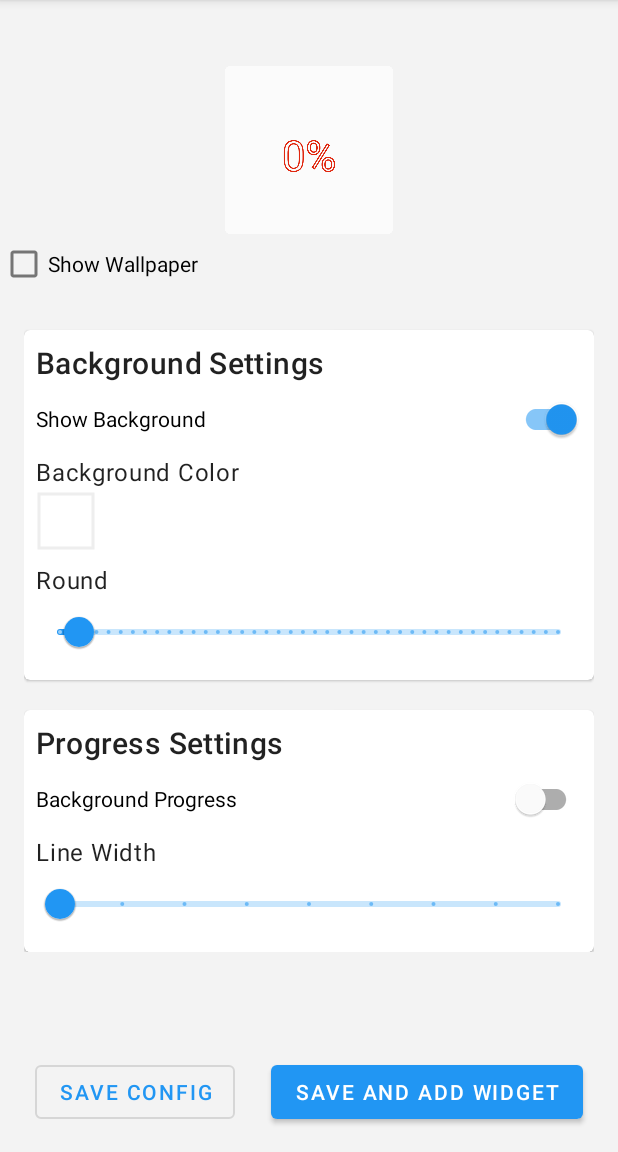
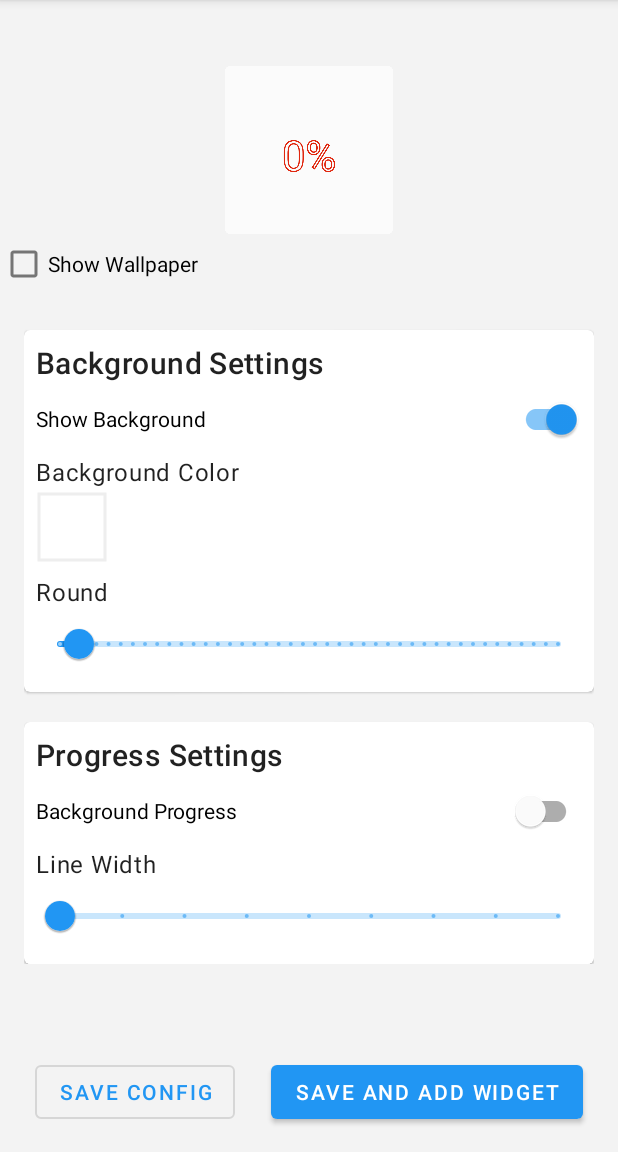
Before and after one commit to xckevin/AndroidBatteryWidget, an Android app: the screen it shows after launch (MainActivity), on a phone screen of 412 x 824 dp, the part 84-1236 px from its top. Run offline under Robolectric (Android 15) with nearby library versions, the phone set to English and light mode, and no system bars; libraries missing offline, so code that uses them is left out: com.alibaba.fastjson, com.flask.colorpicker; 5 statements that could not run were skipped.

Commit message:
opt experiences

```diff
--- a/app/src/main/java/com/github/xckevin927/android/battery/widget/activity/MainActivity.java
+++ b/app/src/main/java/com/github/xckevin927/android/battery/widget/activity/MainActivity.java
@@ -146,6 +146,7 @@ public class MainActivity extends AppCompatActivity {
     public boolean onOptionsItemSelected(@NonNull MenuItem item) {
         if (item.getItemId() == R.id.id_restore_default) {
             widgetPref  = new BatteryWidgetPref();
+            initViews();
             renderBatteryWidget();
         }
         return super.onOptionsItemSelected(item);
--- a/app/src/main/res/layout-land/activity_main.xml
+++ b/app/src/main/res/layout-land/activity_main.xml
@@ -80,11 +80,12 @@
 
                     <com.google.android.material.imageview.ShapeableImageView
                         android:id="@+id/id_bg_color_indicator_activity_main"
-                        android:layout_width="40dp"
+                        android:layout_width="48dp"
                         android:padding="2dp"
                         app:strokeColor="#eee"
                         app:strokeWidth="2dp"
-                        android:layout_height="40dp"
+                        android:contentDescription="background color"
+                        android:layout_height="48dp"
                         android:layout_marginTop="2dp"/>
 
                     <com.google.android.material.textview.MaterialTextView
@@ -100,6 +101,7 @@
                         android:layout_height="wrap_content"
                         android:stepSize="1"
                         android:valueFrom="0"
+                        android:contentDescription="round size"
                         android:valueTo="400" />
 
 
@@ -142,6 +144,7 @@
                         android:layout_height="wrap_content"
                         android:stepSize="1"
                         android:valueFrom="4"
+                        android:contentDescription="line width"
                         android:valueTo="12" />
 
                 </androidx.appcompat.widget.LinearLayoutCompat>
--- a/app/src/main/res/layout/activity_main.xml
+++ b/app/src/main/res/layout/activity_main.xml
@@ -79,11 +79,12 @@
 
                     <com.google.android.material.imageview.ShapeableImageView
                         android:id="@+id/id_bg_color_indicator_activity_main"
-                        android:layout_width="40dp"
+                        android:layout_width="48dp"
                         android:padding="2dp"
                         app:strokeColor="#eee"
                         app:strokeWidth="2dp"
-                        android:layout_height="40dp"
+                        android:contentDescription="Background Color"
+                        android:layout_height="48dp"
                         android:layout_marginTop="2dp"/>
 
                     <com.google.android.material.textview.MaterialTextView
@@ -99,6 +100,7 @@
                         android:layout_height="wrap_content"
                         android:stepSize="1"
                         android:valueFrom="0"
+                        android:contentDescription="round size"
                         android:valueTo="400" />
 
 
@@ -140,6 +142,7 @@
                         android:layout_width="match_parent"
                         android:layout_height="wrap_content"
                         android:stepSize="1"
+                        android:contentDescription="line width"
                         android:valueFrom="4"
                         android:valueTo="12" />
 
```
